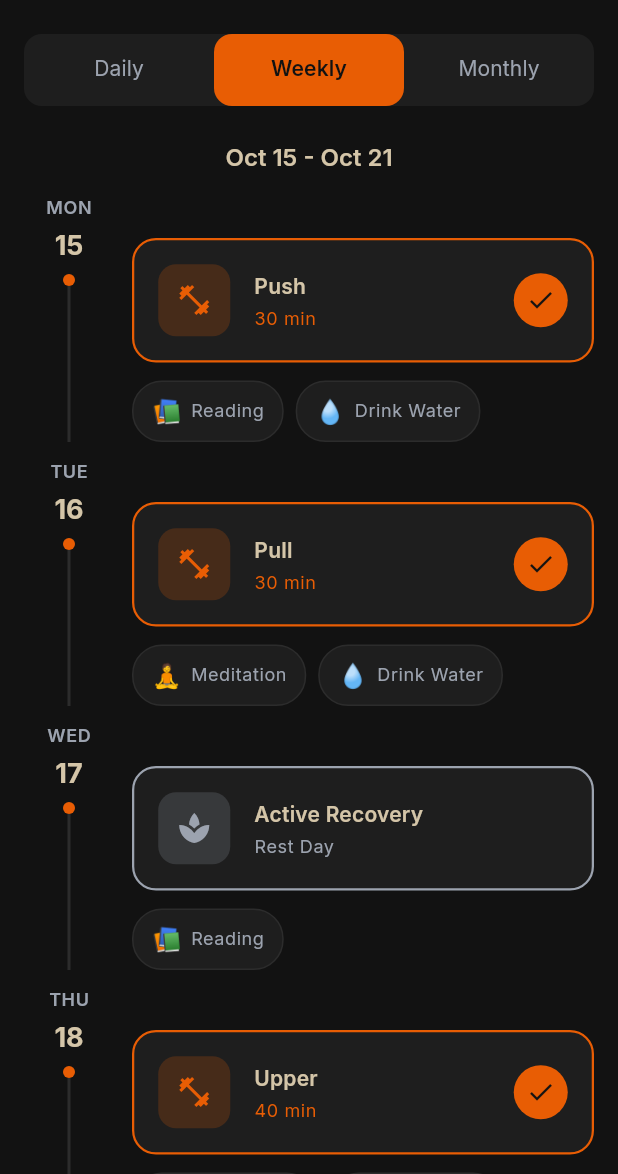
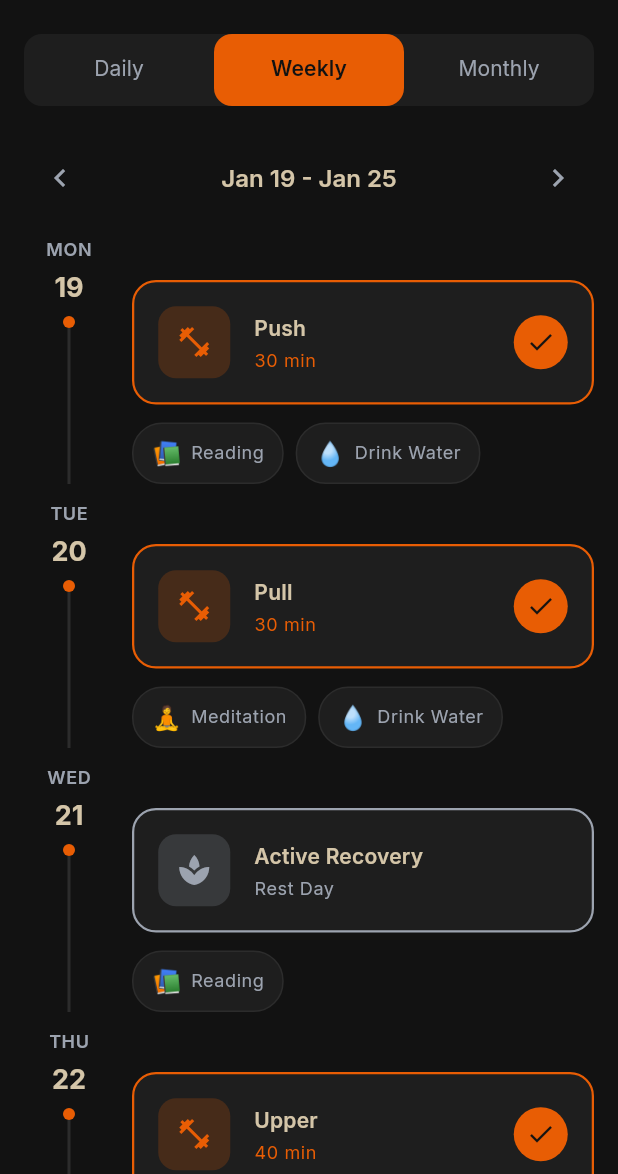
Before and after one commit to chintanmehta21/GrowthFuel, a Flutter app: the HistoryScreen screen opened directly, tab 2 chosen, on a phone screen of 412 x 824 dp, the part 62-1236 px from its top. Run offline on Flutter 3.47's test engine with Material 3 defaults, Android fonts, the phone set to English and light mode, and no system bars; our stand-ins replace device_preview, fl_chart, google_fonts, supabase_flutter; accounts and stored records are empty.

Commit message:
Refining UI elements

```diff
--- a/1_Flutter_Src/lib/screens/history/history_screen.dart
+++ b/1_Flutter_Src/lib/screens/history/history_screen.dart
@@ -346,11 +346,26 @@ class _WeeklyView extends StatefulWidget {
 }
 
 class _WeeklyViewState extends State<_WeeklyView> {
-  // Sample week data
-  final List<Map<String, dynamic>> _weekData = [
+  late DateTime _currentWeekStart;
+
+  @override
+  void initState() {
+    super.initState();
+    // Calculate start of current week (Monday)
+    final now = DateTime.now();
+    _currentWeekStart = now.subtract(Duration(days: now.weekday - 1));
+  }
+
+  void _changeWeek(int weeks) {
+    setState(() {
+      _currentWeekStart = _currentWeekStart.add(Duration(days: weeks * 7));
+    });
+  }
+
+  // Sample habit/workout data structure
+  final List<Map<String, dynamic>> _sampleWeekSchedule = [
     {
       'day': 'MON',
-      'date': 15,
       'workout': 'Push',
       'duration': '30 min',
       'status': 'Completed',
@@ -358,7 +373,6 @@ class _WeeklyViewState extends State<_WeeklyView> {
     },
     {
       'day': 'TUE',
-      'date': 16,
       'workout': 'Pull',
       'duration': '30 min',
       'status': 'Completed',
@@ -366,7 +380,6 @@ class _WeeklyViewState extends State<_WeeklyView> {
     },
     {
       'day': 'WED',
-      'date': 17,
       'workout': 'Active Recovery',
       'duration': '',
       'status': 'Rest Day',
@@ -374,7 +387,6 @@ class _WeeklyViewState extends State<_WeeklyView> {
     },
     {
       'day': 'THU',
-      'date': 18,
       'workout': 'Upper',
       'duration': '40 min',
       'status': 'Completed',
@@ -382,40 +394,76 @@ class _WeeklyViewState extends State<_WeeklyView> {
     },
     {
       'day': 'FRI',
-      'date': 19,
       'workout': 'Lower',
       'duration': '40 min',
       'status': 'Completed',
       'habits': ['💇 Hair Care', '🧘 Meditation'],
     },
+    {
+      'day': 'SAT',
+      'workout': 'Core',
+      'duration': '20 min',
+      'status': 'Completed',
+      'habits': ['💧 Drink Water'],
+    },
+    {
+      'day': 'SUN',
+      'workout': 'Rest',
+      'duration': '',
+      'status': 'Rest Day',
+      'habits': [],
+    },
   ];
 
   @override
   Widget build(BuildContext context) {
+    // Calculate week end date
+    final weekEnd = _currentWeekStart.add(const Duration(days: 6));
+    final headerText =
+        '${DateFormat('MMM d').format(_currentWeekStart)} - ${DateFormat('MMM d').format(weekEnd)}';
+
     return Column(
       children: [
-        // Week Range Header
+        // Week Range Header with Navigation
         Padding(
-          padding: const EdgeInsets.all(16),
-          child: Text(
-            'Oct 15 - Oct 21', // Only week dates, no 'Week of'
-            style: Theme.of(context).textTheme.titleLarge, // Match Daily/Monthly view style
+          padding: const EdgeInsets.symmetric(horizontal: 16, vertical: 16),
+          child: Row(
+            mainAxisAlignment: MainAxisAlignment.spaceBetween,
+            children: [
+              IconButton(
+                icon: const Icon(Icons.chevron_left, color: AppTheme.textMuted),
+                onPressed: () => _changeWeek(-1),
+              ),
+              Text(headerText, style: Theme.of(context).textTheme.titleLarge),
+              IconButton(
+                icon: const Icon(
+                  Icons.chevron_right,
+                  color: AppTheme.textMuted,
+                ),
+                onPressed: () => _changeWeek(1),
+              ),
+            ],
           ),
         ),
 
         Expanded(
           child: ListView.builder(
             padding: const EdgeInsets.symmetric(horizontal: 16),
-            itemCount: _weekData.length,
+            itemCount: 7, // Always 7 days
             itemBuilder: (context, index) {
-              final day = _weekData[index];
+              // Calculate actual date for this row
+              final date = _currentWeekStart.add(Duration(days: index));
+              // Cycle through sample schedule for demo purposes
+              final scheduleIndex = index % _sampleWeekSchedule.length;
+              final schedule = _sampleWeekSchedule[scheduleIndex];
+
               return _WeeklyDayCard(
-                day: day['day'],
-                date: day['date'],
-                workout: day['workout'],
-                duration: day['duration'],
-                status: day['status'],
-                habits: List<String>.from(day['habits']),
+                day: DateFormat('EEE').format(date).toUpperCase(),
+                date: date.day,
+                workout: schedule['workout'],
+                duration: schedule['duration'],
+                status: schedule['status'],
+                habits: List<String>.from(schedule['habits']),
               );
             },
           ),
@@ -447,7 +495,7 @@ class _WeeklyDayCard extends StatelessWidget {
     final bool isRestDay = status == 'Rest Day';
 
     return Container(
-      margin: const EdgeInsets.only(bottom: 12), // Make compact
+      margin: const EdgeInsets.only(bottom: 12),
       child: IntrinsicHeight(
         child: Row(
           crossAxisAlignment: CrossAxisAlignment.start,
@@ -484,10 +532,7 @@ class _WeeklyDayCard extends StatelessWidget {
                   ),
                   // Vertical line
                   Expanded(
-                    child: Container(
-                      width: 2,
-                      color: AppTheme.surfaceLight,
-                    ),
+                    child: Container(width: 2, color: AppTheme.surfaceLight),
                   ),
                 ],
               ),
@@ -509,7 +554,6 @@ class _WeeklyDayCard extends StatelessWidget {
                       border: Border.all(
                         color: isRestDay ? AppTheme.textMuted : AppTheme.accent,
                         width: 1.5,
-                        style: isRestDay ? BorderStyle.solid : BorderStyle.solid,
                       ),
                     ),
                     child: Row(
@@ -524,7 +568,9 @@ class _WeeklyDayCard extends StatelessWidget {
                           ),
                           child: Icon(
                             isRestDay ? Icons.spa : Icons.fitness_center,
-                            color: isRestDay ? AppTheme.textMuted : AppTheme.accent,
+                            color: isRestDay
+                                ? AppTheme.textMuted
+                                : AppTheme.accent,
                             size: 24,
                           ),
                         ),
@@ -535,14 +581,13 @@ class _WeeklyDayCard extends StatelessWidget {
                             children: [
                               Text(
                                 workout,
-                                style: Theme.of(context).textTheme.titleMedium?.copyWith(
-                                  fontWeight: FontWeight.w600,
-                                ),
+                                style: Theme.of(context).textTheme.titleMedium
+                                    ?.copyWith(fontWeight: FontWeight.w600),
                               ),
                               if (duration.isNotEmpty) ...[
                                 const SizedBox(height: 4),
                                 Text(
-                                  duration, // Remove 'Completed'
+                                  duration,
                                   style: Theme.of(context).textTheme.bodySmall
                                       ?.copyWith(color: AppTheme.accent),
                                 ),
@@ -584,7 +629,9 @@ class _WeeklyDayCard extends StatelessWidget {
                         // Extract icon and text from habit string
                         final parts = habit.split(' ');
                         final icon = parts.isNotEmpty ? parts[0] : '';
-                        final text = parts.length > 1 ? parts.sublist(1).join(' ') : '';
+                        final text = parts.length > 1
+                            ? parts.sublist(1).join(' ')
+                            : '';
 
                         return Container(
                           padding: const EdgeInsets.symmetric(
@@ -602,10 +649,7 @@ class _WeeklyDayCard extends StatelessWidget {
                           child: Row(
                             mainAxisSize: MainAxisSize.min,
                             children: [
-                              Text(
-                                icon,
-                                style: const TextStyle(fontSize: 16),
-                              ),
+                              Text(icon, style: const TextStyle(fontSize: 16)),
                               if (text.isNotEmpty) ...[
                                 const SizedBox(width: 6),
                                 Text(
@@ -778,7 +822,8 @@ class _CalendarGrid extends StatelessWidget {
                               ),
                               child: Text(
                                 '$day',
-                              style: Theme.of(context).textTheme.bodySmall?.copyWith(
+                                style: Theme.of(context).textTheme.bodySmall
+                                    ?.copyWith(
                                       fontWeight: FontWeight.bold,
                                       color: AppTheme.accent,
                                     ),
@@ -786,9 +831,8 @@ class _CalendarGrid extends StatelessWidget {
                             )
                           : Text(
                               '$day',
-                            style: Theme.of(context).textTheme.bodySmall?.copyWith(
-                              fontWeight: FontWeight.bold,
-                            ),
+                              style: Theme.of(context).textTheme.bodySmall
+                                  ?.copyWith(fontWeight: FontWeight.bold),
                             ),
                       if (habits.isNotEmpty) ...[
                         const SizedBox(height: 2),
```
Also changed, not shown: 1_Flutter_Src/lib/screens/exercise/exercise_tab.dart (+5 -5 lines), 1_Flutter_Src/lib/screens/habits/habit_type_widgets.dart (+52 -39 lines), 1_Flutter_Src/lib/screens/habits/habits_screen.dart (+3 -53 lines). Lines whose indentation alone changed are shown as unchanged.
